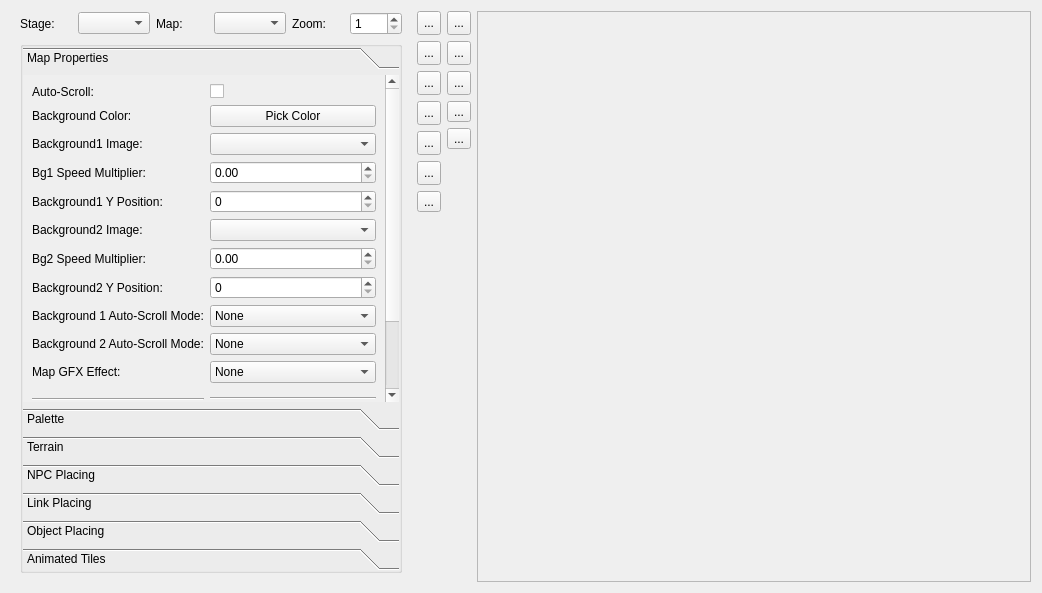
Before: the Qt Designer form editor/mainwindow_tab/map_tab.ui in protoman/rockbot, drawn with Qt 5.
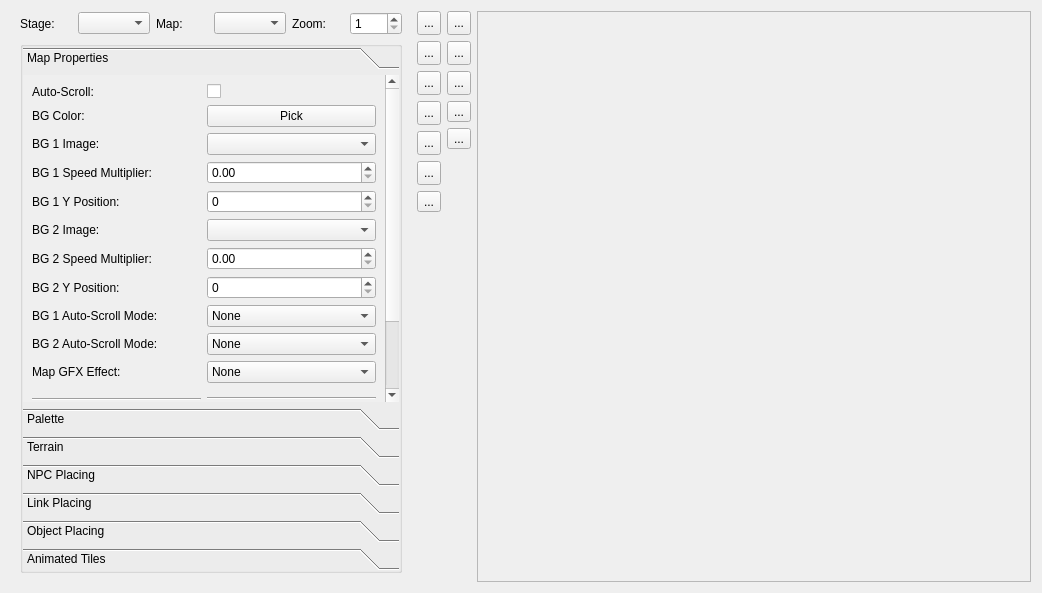
After: the same form once the commit is applied. Icons and pictures are not drawn. Custom widgets are drawn as their Qt base class.

Patch:
```diff
--- a/editor/mainwindow_tab/map_tab.ui
+++ b/editor/mainwindow_tab/map_tab.ui
@@ -139,9 +139,9 @@
             <property name="geometry">
              <rect>
               <x>0</x>
-              <y>-92</y>
-              <width>384</width>
-              <height>442</height>
+              <y>0</y>
+              <width>362</width>
+              <height>429</height>
              </rect>
             </property>
             <attribute name="label">
@@ -192,7 +192,7 @@
                <item row="4" column="0">
                 <widget class="QLabel" name="label_56">
                  <property name="text">
-                  <string>Background1 Y Position:</string>
+                  <string>BG 1 Y Position:</string>
                  </property>
                 </widget>
                </item>
@@ -212,7 +212,7 @@
                <item row="1" column="0">
                 <widget class="QLabel" name="label_58">
                  <property name="text">
-                  <string>Background Color:</string>
+                  <string>BG Color:</string>
                  </property>
                 </widget>
                </item>
@@ -226,21 +226,21 @@
                <item row="7" column="0">
                 <widget class="QLabel" name="label_60">
                  <property name="text">
-                  <string>Background2 Y Position:</string>
+                  <string>BG 2 Y Position:</string>
                  </property>
                 </widget>
                </item>
                <item row="5" column="0">
                 <widget class="QLabel" name="label_59">
                  <property name="text">
-                  <string>Background2 Image:</string>
+                  <string>BG 2 Image:</string>
                  </property>
                 </widget>
                </item>
                <item row="6" column="0">
                 <widget class="QLabel" name="label_62">
                  <property name="text">
-                  <string>Bg2 Speed Multiplier:</string>
+                  <string>BG 2 Speed Multiplier:</string>
                  </property>
                 </widget>
                </item>
@@ -298,7 +298,7 @@
                <item row="8" column="0">
                 <widget class="QLabel" name="label_16">
                  <property name="text">
-                  <string>Background 1 Auto-Scroll Mode:</string>
+                  <string>BG 1 Auto-Scroll Mode:</string>
                  </property>
                 </widget>
                </item>
@@ -342,7 +342,7 @@
                <item row="2" column="0">
                 <widget class="QLabel" name="label_52">
                  <property name="text">
-                  <string>Background1 Image:</string>
+                  <string>BG 1 Image:</string>
                  </property>
                 </widget>
                </item>
@@ -369,14 +369,14 @@
                <item row="1" column="1">
                 <widget class="QPushButton" name="bg_color_pick">
                  <property name="text">
-                  <string>Pick Color</string>
+                  <string>Pick</string>
                  </property>
                 </widget>
                </item>
                <item row="9" column="0">
                 <widget class="QLabel" name="label_17">
                  <property name="text">
-                  <string>Background 2 Auto-Scroll Mode:</string>
+                  <string>BG 2 Auto-Scroll Mode:</string>
                  </property>
                 </widget>
                </item>
@@ -396,7 +396,7 @@
                <item row="3" column="0">
                 <widget class="QLabel" name="label_61">
                  <property name="text">
-                  <string>Bg1 Speed Multiplier:</string>
+                  <string>BG 1 Speed Multiplier:</string>
                  </property>
                 </widget>
                </item>
```
Left out of the diff: 28 changed lines with no effect on the pictures.
